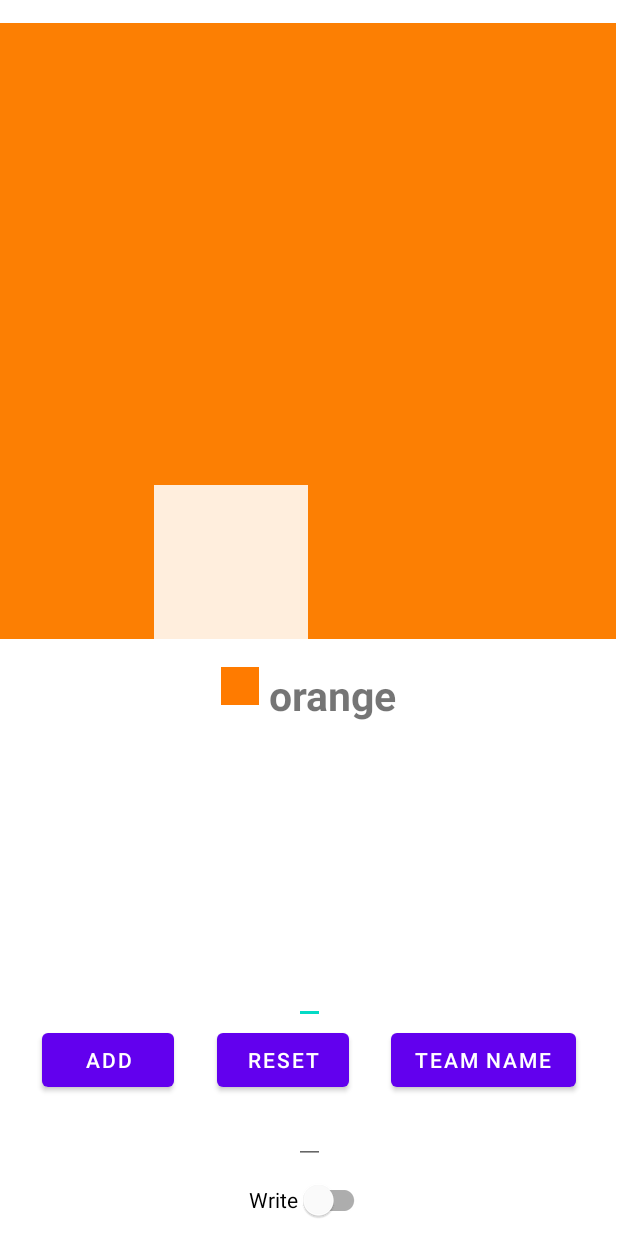
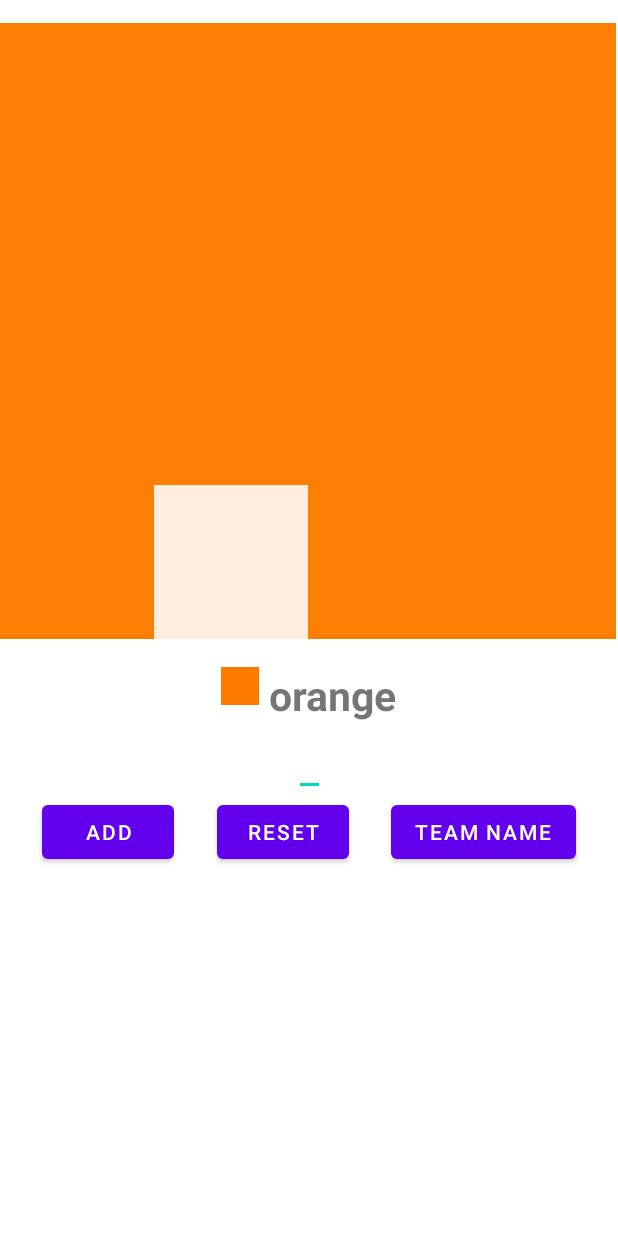
Before and after one commit to marcel3032/rtvt-app, an Android app: the screen it shows after launch (MainActivity), on a phone screen of 412 x 824 dp. Run offline under Robolectric (Android 15) with nearby library versions, the phone set to English and light mode, and no system bars; 1 statement that could not run was skipped.

Commit message:
remove old views

```diff
--- a/farbenie/app/src/main/java/sk/marcel/rtvt/MainActivity.kt
+++ b/farbenie/app/src/main/java/sk/marcel/rtvt/MainActivity.kt
@@ -172,7 +172,7 @@ class MainActivity : AppCompatActivity() {
                     jsonToWrite.put("picture-number", jsonsHelpers.getProgressNum())
                     jsonToWrite.put("team", jsonsHelpers.getTeamName())
                     if(NFC.write(jsonToWrite.toString(), intent)){
-                        Toast.makeText(this, "Data written ${findViewById<EditText>(R.id.write).text}", Toast.LENGTH_SHORT).show()
+                        Toast.makeText(this, "Data written", Toast.LENGTH_SHORT).show()
                         jsonsHelpers.startNewPicture()
                         reading = true
                         createPixels()
--- a/farbenie/app/src/main/res/layout/activity_main.xml
+++ b/farbenie/app/src/main/res/layout/activity_main.xml
@@ -32,7 +32,7 @@
         android:layout_height="wrap_content"
         app:layout_constraintStart_toStartOf="parent"
         app:layout_constraintEnd_toEndOf="parent"
-        app:layout_constraintBottom_toTopOf="@id/add_color"/>
+        app:layout_constraintTop_toBottomOf="@id/need_colors"/>
 
     <Button
         android:text="ADD"
@@ -42,7 +42,7 @@
         android:clickable="true"
         app:layout_constraintStart_toStartOf="parent"
         app:layout_constraintEnd_toStartOf="@id/reset"
-        app:layout_constraintBottom_toTopOf="@id/write"
+        app:layout_constraintTop_toBottomOf="@id/color"
         android:focusable="true"
         android:onClick="addColorOnClick"/>
 
@@ -54,7 +54,7 @@
         android:clickable="true"
         app:layout_constraintStart_toEndOf="@id/add_color"
         app:layout_constraintEnd_toStartOf="@id/set_team_name"
-        app:layout_constraintBottom_toTopOf="@id/write"
+        app:layout_constraintTop_toBottomOf="@id/color"
         android:focusable="true"
         android:onClick="resetProgressFile"/>
 
@@ -66,25 +66,8 @@
         android:clickable="true"
         app:layout_constraintStart_toEndOf="@id/reset"
         app:layout_constraintEnd_toEndOf="parent"
-        app:layout_constraintBottom_toTopOf="@id/write"
+        app:layout_constraintTop_toBottomOf="@id/color"
         android:focusable="true"
         android:onClick="setTeamName"/>
 
-    <EditText
-        android:id="@+id/write"
-        android:layout_width="wrap_content"
-        android:layout_height="wrap_content"
-        app:layout_constraintStart_toStartOf="parent"
-        app:layout_constraintEnd_toEndOf="parent"
-        app:layout_constraintBottom_toTopOf="@id/switch1" />
-
-    <com.google.android.material.switchmaterial.SwitchMaterial
-        android:id="@+id/switch1"
-        android:layout_width="wrap_content"
-        android:layout_height="wrap_content"
-        android:text="Write"
-        app:layout_constraintEnd_toEndOf="parent"
-        app:layout_constraintStart_toStartOf="parent"
-        app:layout_constraintBottom_toBottomOf="parent" />
-
 </androidx.constraintlayout.widget.ConstraintLayout>
```
